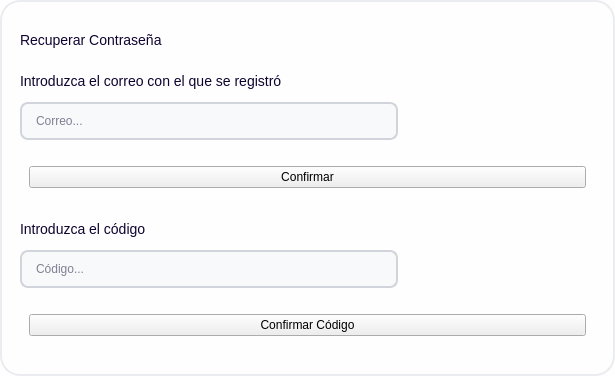
The window that app/ui/login/recuperarContrasena.ui (Brando-1510/Proyecto-Integrador-2.0) describes before a commit, drawn with Qt 5.
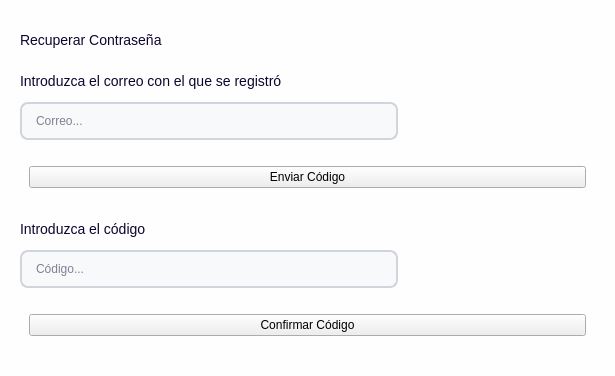
The same window after the commit. The open tabs and pages were chosen to show the change.

Patch:
```diff
--- a/app/ui/login/recuperarContrasena.ui
+++ b/app/ui/login/recuperarContrasena.ui
@@ -17,8 +17,6 @@
    <string notr="true">
 #recuperarContrasena {
     background-color: #FFFEFE;
-	border-radius: 20px;
-	border: 2px solid #EBECF0;
 }
 #stacked{
 background-color: transparent;
@@ -225,7 +223,7 @@
         </widget>
        </item>
        <item>
-        <widget class="QLineEdit" name="inputCodigo">
+        <widget class="QLineEdit" name="inputCoreo">
          <property name="placeholderText">
           <string>Correo...</string>
          </property>
@@ -241,9 +239,9 @@
          </property>
          <layout class="QHBoxLayout" name="horizontalLayout">
           <item>
-           <widget class="QPushButton" name="btnConfirmar">
+           <widget class="QPushButton" name="btnEnviar">
             <property name="text">
-             <string>Confirmar</string>
+             <string>Enviar Código</string>
             </property>
             <property name="boton" stdset="0">
              <string>Primario</string>
@@ -270,7 +268,7 @@
         </widget>
        </item>
        <item>
-        <widget class="QLineEdit" name="lineEdit">
+        <widget class="QLineEdit" name="inputCodigo">
          <property name="placeholderText">
           <string>Código...</string>
          </property>
@@ -359,7 +357,7 @@
           </property>
           <layout class="QHBoxLayout" name="horizontalLayout_2">
            <item>
-            <widget class="QPushButton" name="btnConfirmar_2">
+            <widget class="QPushButton" name="btnConfirmar">
              <property name="text">
               <string>Confirmar</string>
              </property>
```
Left out of the diff: 4 changed lines with no effect on the pictures.
